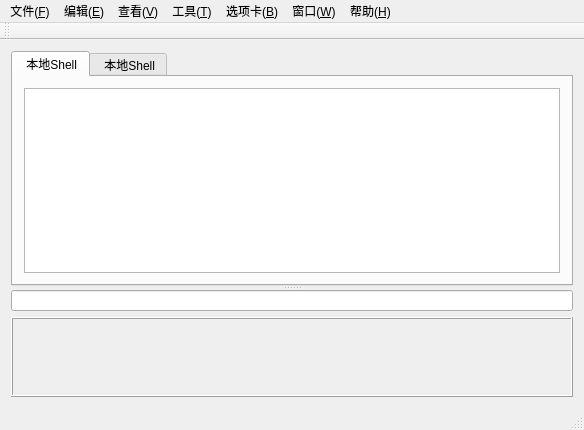
H-tao/Penguin, file WindowsClient/shh_UI/mainwindow.ui: the form before one commit.
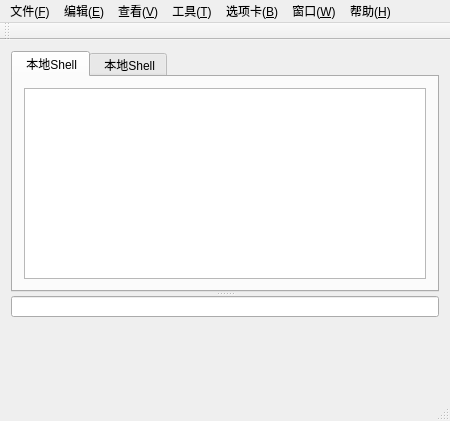
The form after the commit.

```diff
--- a/WindowsClient/shh_UI/mainwindow.ui
+++ b/WindowsClient/shh_UI/mainwindow.ui
@@ -6,8 +6,8 @@
    <rect>
     <x>0</x>
     <y>0</y>
-    <width>584</width>
-    <height>418</height>
+    <width>450</width>
+    <height>421</height>
    </rect>
   </property>
   <property name="windowTitle">
@@ -103,6 +103,12 @@
           <height>21</height>
          </size>
         </property>
+        <property name="alignment">
+         <set>Qt::AlignLeading|Qt::AlignLeft|Qt::AlignVCenter</set>
+        </property>
+        <property name="readOnly">
+         <bool>true</bool>
+        </property>
        </widget>
       </widget>
      </widget>
@@ -118,15 +124,32 @@
       <property name="minimumSize">
        <size>
         <width>250</width>
-        <height>80</height>
+        <height>60</height>
        </size>
       </property>
       <property name="frameShape">
-       <enum>QFrame::Box</enum>
+       <enum>QFrame::NoFrame</enum>
       </property>
       <property name="frameShadow">
        <enum>QFrame::Raised</enum>
       </property>
+      <layout class="QGridLayout" name="gridLayout">
+       <property name="leftMargin">
+        <number>0</number>
+       </property>
+       <property name="topMargin">
+        <number>0</number>
+       </property>
+       <property name="rightMargin">
+        <number>0</number>
+       </property>
+       <property name="bottomMargin">
+        <number>0</number>
+       </property>
+       <property name="spacing">
+        <number>0</number>
+       </property>
+      </layout>
      </widget>
     </item>
    </layout>
@@ -136,7 +159,7 @@
     <rect>
      <x>0</x>
      <y>0</y>
-     <width>584</width>
+     <width>450</width>
      <height>23</height>
     </rect>
    </property>
```
Left out of the diff: 4 changed lines with no effect on the pictures.
